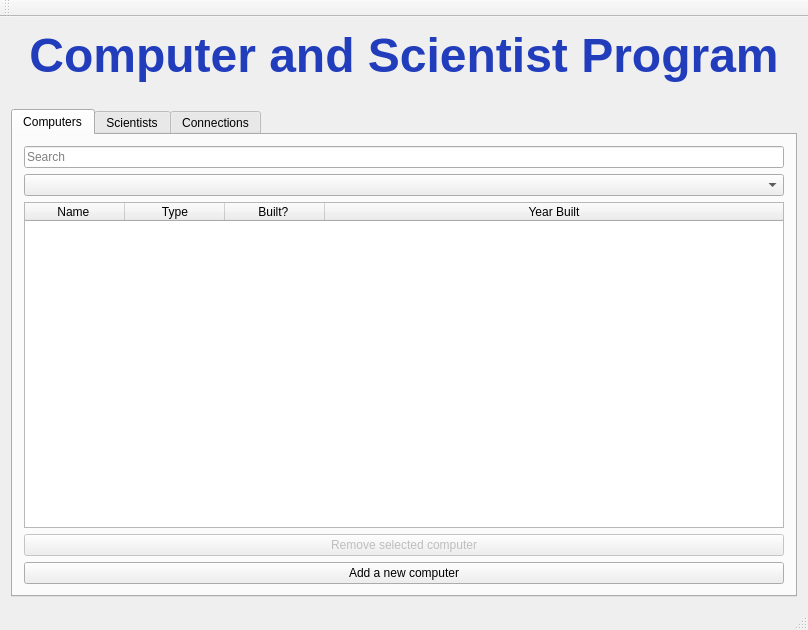
This is vika3/week3/mainwindow.ui in axelboga/hopur32 as Qt 5 draws it before an edit. The edited form follows.
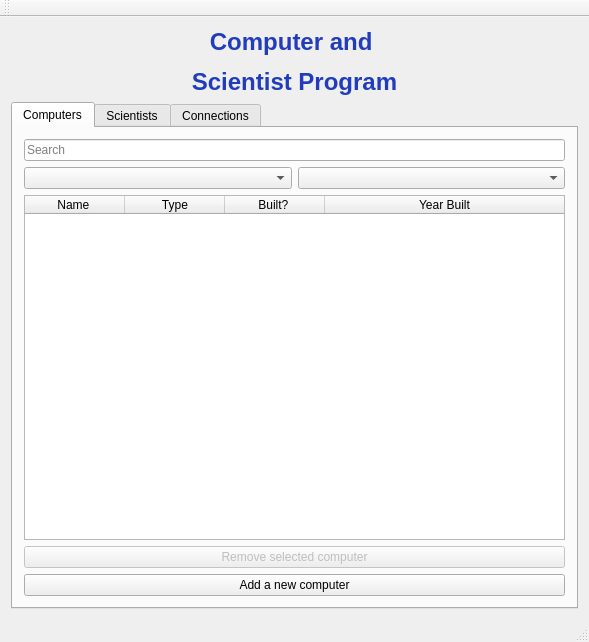
This is the edited form. The open tabs and pages were chosen to show the change. Icons and pictures are not drawn.

The edit to the form file:
```diff
--- a/vika3/week3/mainwindow.ui
+++ b/vika3/week3/mainwindow.ui
@@ -6,8 +6,8 @@
    <rect>
     <x>0</x>
     <y>0</y>
-    <width>808</width>
-    <height>630</height>
+    <width>589</width>
+    <height>642</height>
    </rect>
   </property>
   <property name="windowTitle">
@@ -20,25 +20,12 @@
       <item>
        <widget class="QLabel" name="label">
         <property name="text">
-         <string>&lt;html&gt;&lt;head/&gt;&lt;body&gt;&lt;p align=&quot;center&quot;&gt;&lt;span style=&quot; font-size:36pt; font-weight:600; color:#213dbc;&quot;&gt; Computer and Scientist Program&lt;/span&gt;&lt;/p&gt;&lt;/body&gt;&lt;/html&gt;</string>
+         <string>&lt;html&gt;&lt;head/&gt;&lt;body&gt;&lt;p align=&quot;center&quot;&gt;&lt;span style=&quot; font-size:18pt; font-weight:600; color:#213dbc;&quot;&gt;Computer and &lt;/span&gt;&lt;/p&gt;&lt;p align=&quot;center&quot;&gt;&lt;span style=&quot; font-size:18pt; font-weight:600; color:#213dbc;&quot;&gt;Scientist Program&lt;/span&gt;&lt;/p&gt;&lt;/body&gt;&lt;/html&gt;</string>
         </property>
        </widget>
       </item>
      </layout>
     </item>
-    <item>
-     <spacer name="horizontalSpacer">
-      <property name="orientation">
-       <enum>Qt::Horizontal</enum>
-      </property>
-      <property name="sizeHint" stdset="0">
-       <size>
-        <width>40</width>
-        <height>20</height>
-       </size>
-      </property>
-     </spacer>
-    </item>
     <item>
      <widget class="QTabWidget" name="tabs">
       <property name="tabShape">
@@ -71,11 +58,18 @@
          </layout>
         </item>
         <item>
-         <widget class="QComboBox" name="dropdown_order_by">
-          <property name="enabled">
-           <bool>true</bool>
-          </property>
-         </widget>
+         <layout class="QHBoxLayout" name="horizontalLayout_10">
+          <item>
+           <widget class="QComboBox" name="dropdown_order_by"/>
+          </item>
+          <item>
+           <widget class="QComboBox" name="dropdown_order_by_ascending">
+            <property name="enabled">
+             <bool>true</bool>
+            </property>
+           </widget>
+          </item>
+         </layout>
         </item>
         <item>
          <layout class="QVBoxLayout" name="verticalLayout_3">
```
Left out of the diff: 8 changed lines with no effect on the pictures.
